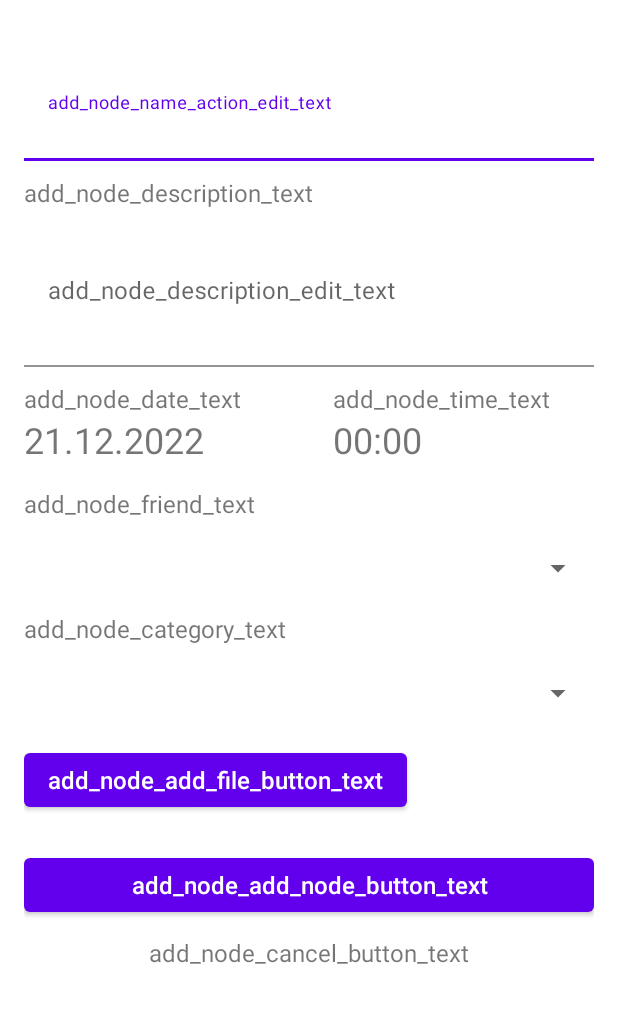
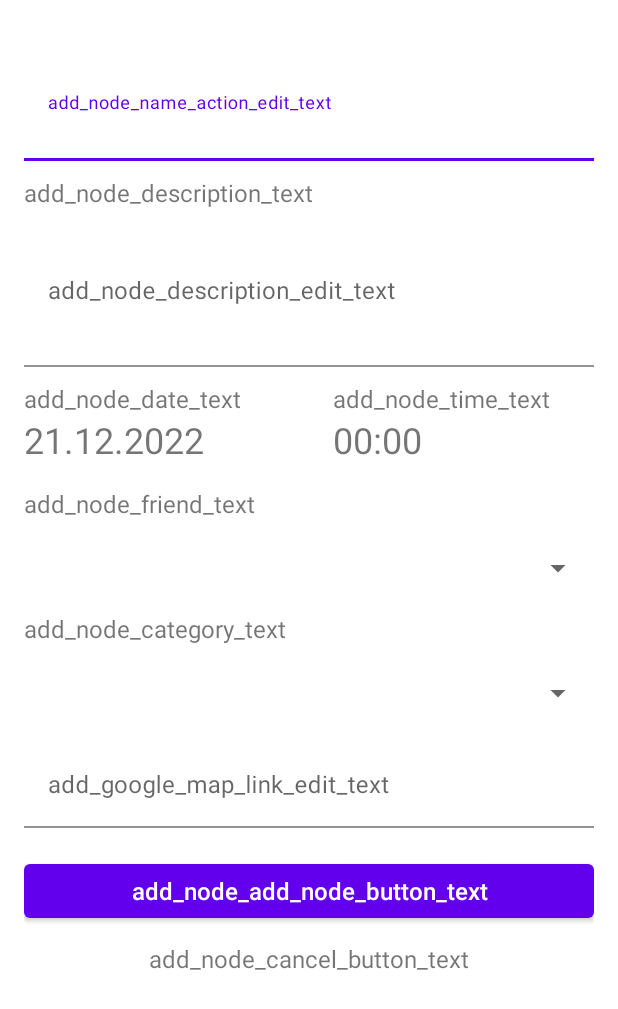
Before and after one commit to MasterNikPro/piv_dev_project, an Android app: the layout activity_create_lesson.xml on its own in the app's theme, with its tools: preview values and no code run, on a phone screen of 412 x 824 dp. Shown: the top 1009 px of the screen. Run offline under Robolectric (Android 15) with nearby library versions, the phone set to English and light mode, and no system bars.

Commit message:
Update activity_create_lesson.xml

```diff
--- a/app/src/main/res/layout/activity_create_lesson.xml
+++ b/app/src/main/res/layout/activity_create_lesson.xml
@@ -181,20 +181,33 @@
                 android:layout_marginBottom="10dp"
                 />
 
-            <Button
-                android:id="@+id/add_note_add_file_button_id"
-                android:layout_width="wrap_content"
+
+            <com.google.android.material.textfield.TextInputLayout
+                android:id="@+id/add_note_link_google_map_layout"
+                android:layout_width="match_parent"
                 android:layout_height="wrap_content"
-                android:layout_below="@id/add_node_set_category_spinner_id"
-                android:layout_marginBottom="14dp"
-                android:letterSpacing="0"
-                android:onClick="addFile"
-                android:text="add_node_add_file_button_text"
-                android:textAllCaps="false"
-                android:textSize="16sp" />
+                android:layout_below="@+id/add_node_set_category_spinner_id"
+
+                app:boxCornerRadiusTopEnd="5dp"
+                app:boxCornerRadiusTopStart="5dp"
+                android:inputType="textMultiLine"
+                app:boxBackgroundColor="@color/white"
+                android:hint="add_google_map_link_edit_text"
+                android:textSize="16dp"
+                android:layout_marginBottom="10dp"
+                >
+
+                <com.google.android.material.textfield.TextInputEditText
+                    android:id="@+id/add_note_link_google_map_layout_edit_text_view_id"
+                    android:layout_width="match_parent"
+                    android:layout_height="match_parent"
+                    android:inputType="textMultiLine"
+                    />
+
+            </com.google.android.material.textfield.TextInputLayout>
 
             <RelativeLayout
-                android:layout_below="@+id/add_note_add_file_button_id"
+                android:layout_below="@+id/add_note_link_google_map_layout"
                 android:layout_width="match_parent"
                 android:layout_height="match_parent">
 
```
